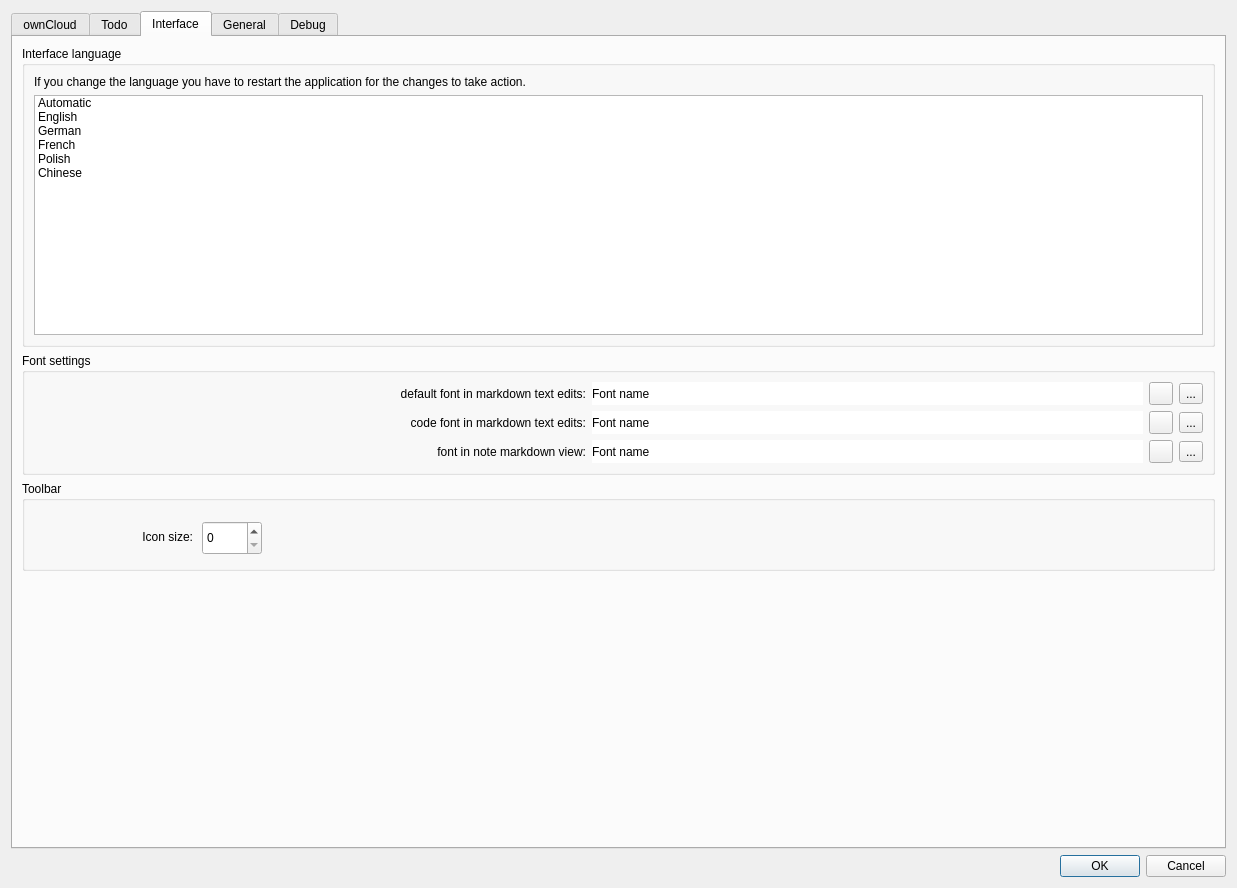
First picture: the form in src/dialogs/settingsdialog.ui, repository pbek/QOwnNotes, before the edit.
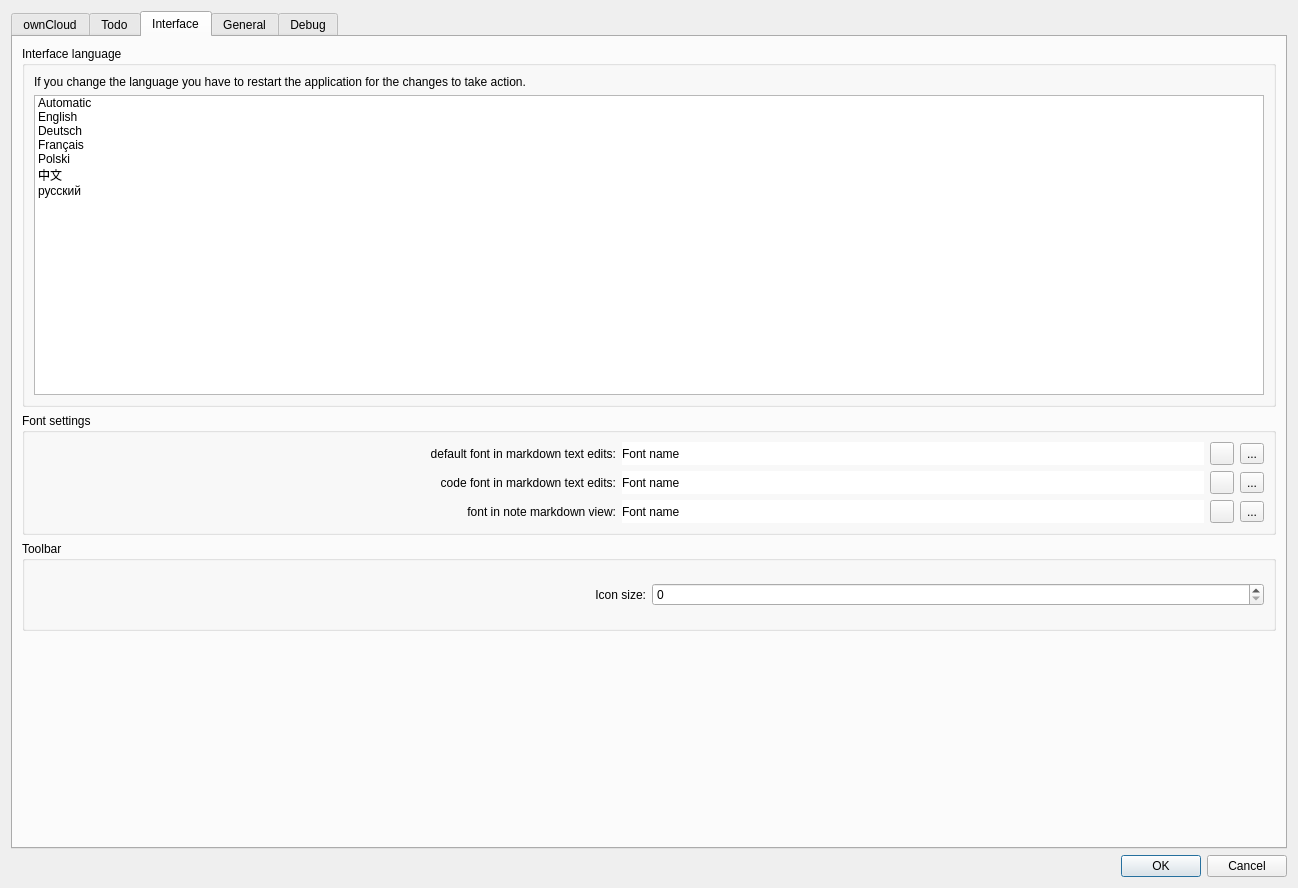
Second picture: the form after the edit. The open tabs and pages were chosen to show the change. Icons and pictures are not drawn. Custom widgets are drawn as their Qt base class.

The edit to the form file:
```diff
--- a/src/dialogs/settingsdialog.ui
+++ b/src/dialogs/settingsdialog.ui
@@ -6,7 +6,7 @@
    <rect>
     <x>0</x>
     <y>0</y>
-    <width>1237</width>
+    <width>1298</width>
     <height>888</height>
    </rect>
   </property>
@@ -658,7 +658,7 @@
                 <property name="minimumSize">
                  <size>
                   <width>0</width>
-                  <height>240</height>
+                  <height>300</height>
                  </size>
                 </property>
                 <item>
@@ -679,6 +679,9 @@
                 </item>
                 <item>
                  <property name="text">
+                  <string notr="true">Deutsch</string>
+                 </property>
+                 <property name="toolTip">
                   <string>German</string>
                  </property>
                  <property name="whatsThis">
@@ -687,6 +690,9 @@
                 </item>
                 <item>
                  <property name="text">
+                  <string notr="true">Français</string>
+                 </property>
+                 <property name="toolTip">
                   <string>French</string>
                  </property>
                  <property name="whatsThis">
@@ -695,6 +701,9 @@
                 </item>
                 <item>
                  <property name="text">
+                  <string notr="true">Polski</string>
+                 </property>
+                 <property name="toolTip">
                   <string>Polish</string>
                  </property>
                  <property name="whatsThis">
@@ -703,10 +712,24 @@
                 </item>
                 <item>
                  <property name="text">
+                  <string notr="true">中文</string>
+                 </property>
+                 <property name="toolTip">
                   <string>Chinese</string>
                  </property>
                  <property name="whatsThis">
-                  <string>cn</string>
+                  <string notr="true">cn</string>
+                 </property>
+                </item>
+                <item>
+                 <property name="text">
+                  <string notr="true">русский</string>
+                 </property>
+                 <property name="toolTip">
+                  <string>Russian</string>
+                 </property>
+                 <property name="whatsThis">
+                  <string notr="true">ru</string>
                  </property>
                 </item>
                </widget>
@@ -897,32 +920,21 @@
              <property name="title">
               <string>Toolbar</string>
              </property>
-             <widget class="QLabel" name="toolbarIconSizeLabel">
-              <property name="geometry">
-               <rect>
-                <x>30</x>
-                <y>40</y>
-                <width>141</width>
-                <height>31</height>
-               </rect>
-              </property>
-              <property name="text">
-               <string>Icon size:</string>
-              </property>
-              <property name="alignment">
-               <set>Qt::AlignRight|Qt::AlignTrailing|Qt::AlignVCenter</set>
-              </property>
-             </widget>
-             <widget class="QSpinBox" name="toolbarIconSizeSpinBox">
-              <property name="geometry">
-               <rect>
-                <x>180</x>
-                <y>40</y>
-                <width>60</width>
-                <height>34</height>
-               </rect>
-              </property>
-             </widget>
+             <layout class="QGridLayout" name="gridLayout_13">
+              <item row="0" column="0">
+               <widget class="QLabel" name="toolbarIconSizeLabel">
+                <property name="text">
+                 <string>Icon size:</string>
+                </property>
+                <property name="alignment">
+                 <set>Qt::AlignRight|Qt::AlignTrailing|Qt::AlignVCenter</set>
+                </property>
+               </widget>
+              </item>
+              <item row="0" column="1">
+               <widget class="QSpinBox" name="toolbarIconSizeSpinBox"/>
+              </item>
+             </layout>
             </widget>
            </item>
            <item>
```
Left out of the diff: 11 changed lines with no effect on the pictures.
